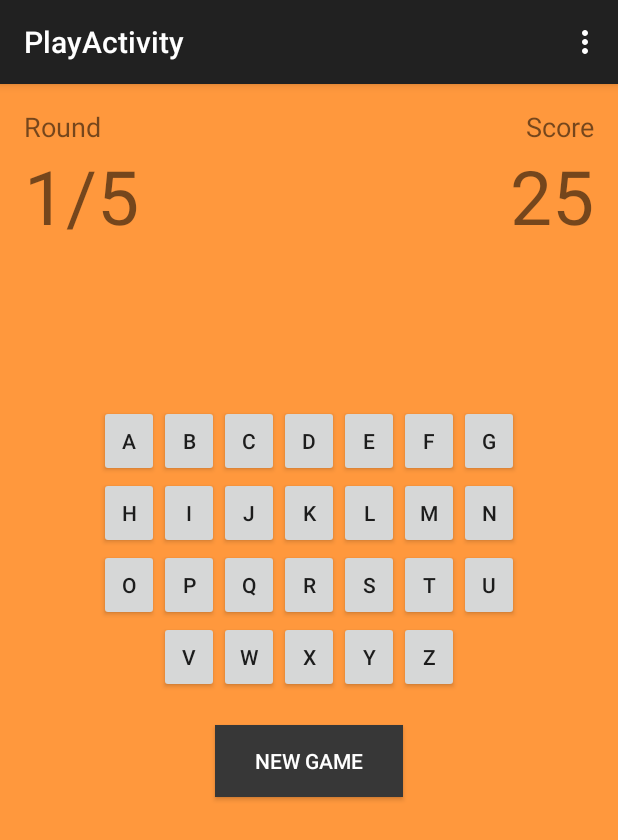
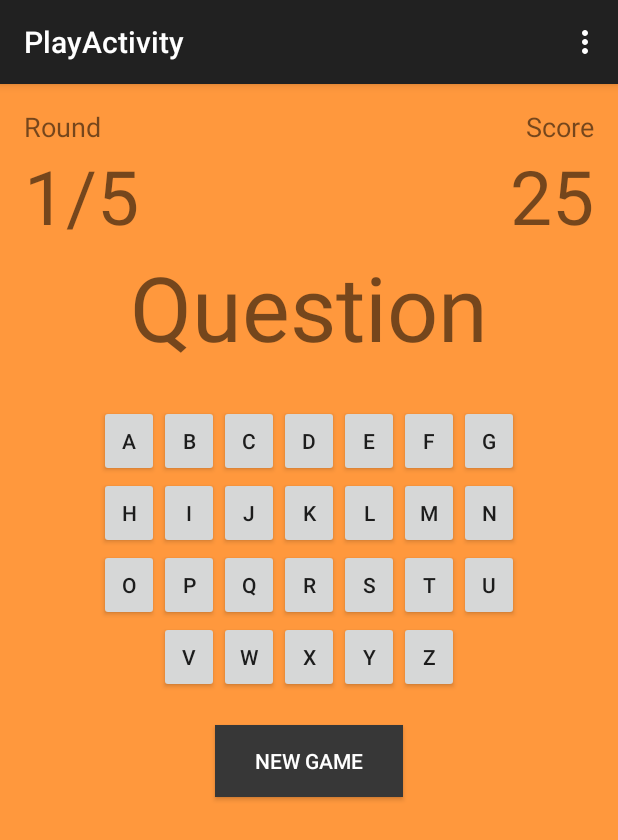
Before and after one commit to mintmymelo/YOU, an Android app: the PlayActivity screen opened directly, with no data from a screen before it, on a phone screen of 412 x 824 dp. Shown: the top 840 px of the screen. Run offline under Robolectric (Android 15) with nearby library versions, the phone set to English and light mode, and no system bars.

Commit message:
YOU_Final_3
can play

```diff
--- a/app/src/main/res/layout/activity_play.xml
+++ b/app/src/main/res/layout/activity_play.xml
@@ -317,12 +317,6 @@
         </GridLayout>
     </LinearLayout>
 
-    <ListView
-        android:layout_width="wrap_content"
-        android:layout_height="wrap_content"
-        android:id="@+id/myLV"
-        android:layout_marginTop="100dp" />
-
     <TextView
         android:layout_width="wrap_content"
         android:layout_height="wrap_content"
```
Also changed, not shown: app/src/main/java/com/example/penpitcha/you/PlayActivity.java (+29 -13 lines).
